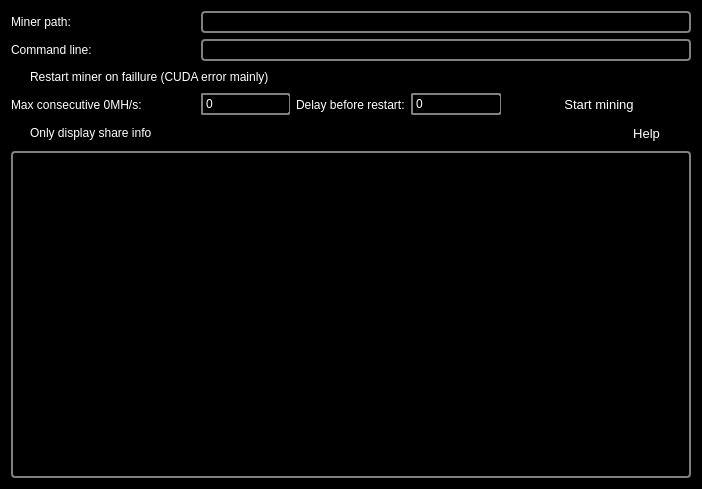
This is mainwindow.ui in orkblutt/MinerLamp as Qt 5 draws it before an edit. The edited form follows.
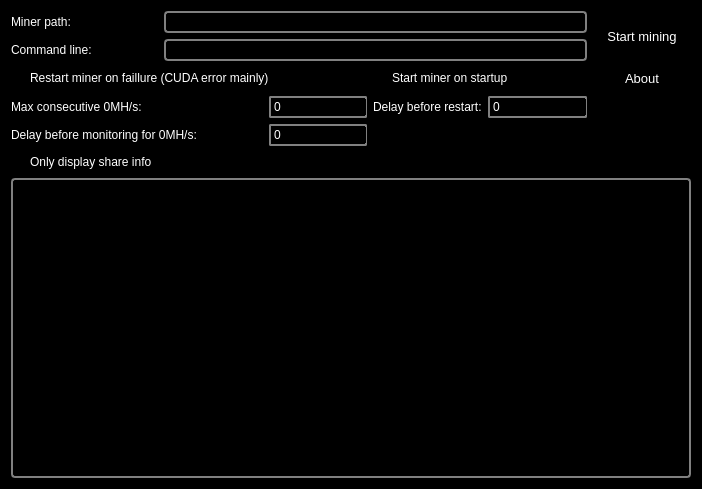
This is the edited form. Icons and pictures are not drawn.

Commit message: add: - delay before to start monitoring 0MH/s - autostart ethminer on Miner's Lamp startup fix: - typo fix

Diff of the .ui file:
```diff
--- a/mainwindow.ui
+++ b/mainwindow.ui
@@ -225,9 +225,6 @@
       </property>
      </widget>
     </item>
-    <item row="0" column="2" colspan="5">
-     <widget class="QLineEdit" name="lineEditMinerPath"/>
-    </item>
     <item row="1" column="0">
      <widget class="QLabel" name="label">
       <property name="text">
@@ -235,9 +232,6 @@
       </property>
      </widget>
     </item>
-    <item row="1" column="2" colspan="5">
-     <widget class="QLineEdit" name="lineEditArgs"/>
-    </item>
     <item row="2" column="0" colspan="3">
      <widget class="QCheckBox" name="checkBoxRestart">
       <property name="text">
@@ -245,27 +239,13 @@
       </property>
      </widget>
     </item>
-    <item row="3" column="0" colspan="2">
+    <item row="3" column="0">
      <widget class="QLabel" name="label_4">
       <property name="text">
        <string>Max consecutive 0MH/s:</string>
       </property>
      </widget>
     </item>
-    <item row="4" column="0" colspan="2">
-     <widget class="QCheckBox" name="checkBoxOnlyShare">
-      <property name="text">
-       <string>Only display share info</string>
-      </property>
-     </widget>
-    </item>
-    <item row="5" column="0" colspan="7">
-     <widget class="QTextEdit" name="textEdit">
-      <property name="readOnly">
-       <bool>true</bool>
-      </property>
-     </widget>
-    </item>
     <item row="3" column="2">
      <widget class="QSpinBox" name="spinBoxMax0MHs"/>
     </item>
@@ -279,17 +259,54 @@
     <item row="3" column="4">
      <widget class="QSpinBox" name="spinBoxDelay"/>
     </item>
-    <item row="3" column="5" colspan="2">
+    <item row="4" column="0" colspan="2">
+     <widget class="QLabel" name="label_3">
+      <property name="text">
+       <string>Delay before monitoring for 0MH/s:</string>
+      </property>
+     </widget>
+    </item>
+    <item row="4" column="2">
+     <widget class="QSpinBox" name="spinBoxDelay0MHs"/>
+    </item>
+    <item row="5" column="0">
+     <widget class="QCheckBox" name="checkBoxOnlyShare">
+      <property name="text">
+       <string>Only display share info</string>
+      </property>
+     </widget>
+    </item>
+    <item row="6" column="0" colspan="6">
+     <widget class="QTextEdit" name="textEdit">
+      <property name="readOnly">
+       <bool>true</bool>
+      </property>
+     </widget>
+    </item>
+    <item row="0" column="1" colspan="4">
+     <widget class="QLineEdit" name="lineEditMinerPath"/>
+    </item>
+    <item row="1" column="1" colspan="4">
+     <widget class="QLineEdit" name="lineEditArgs"/>
+    </item>
+    <item row="0" column="5" rowspan="2">
      <widget class="QPushButton" name="pushButton">
       <property name="text">
        <string>Start mining</string>
       </property>
      </widget>
     </item>
-    <item row="4" column="6">
+    <item row="2" column="3" colspan="2">
+     <widget class="QCheckBox" name="checkBoxAutoStart">
+      <property name="text">
+       <string>Start miner on startup</string>
+      </property>
+     </widget>
+    </item>
+    <item row="2" column="5">
      <widget class="QPushButton" name="pushButtonHelp">
       <property name="text">
-       <string>Help</string>
+       <string>About</string>
       </property>
      </widget>
     </item>
```
The commit also changes 4 other files.
